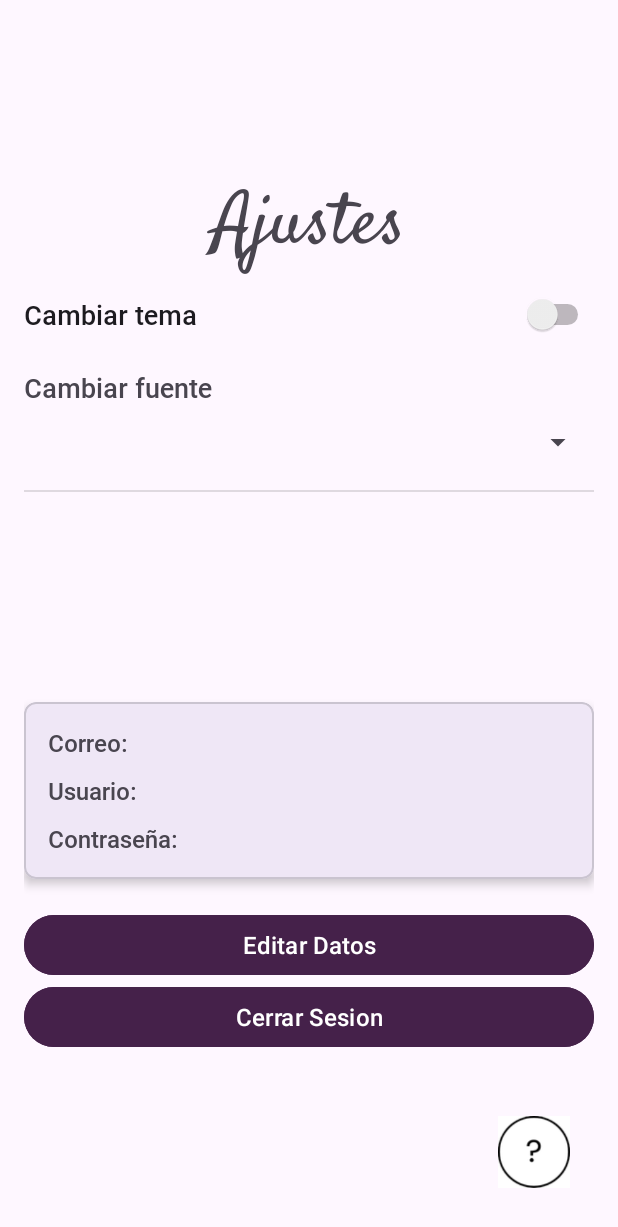
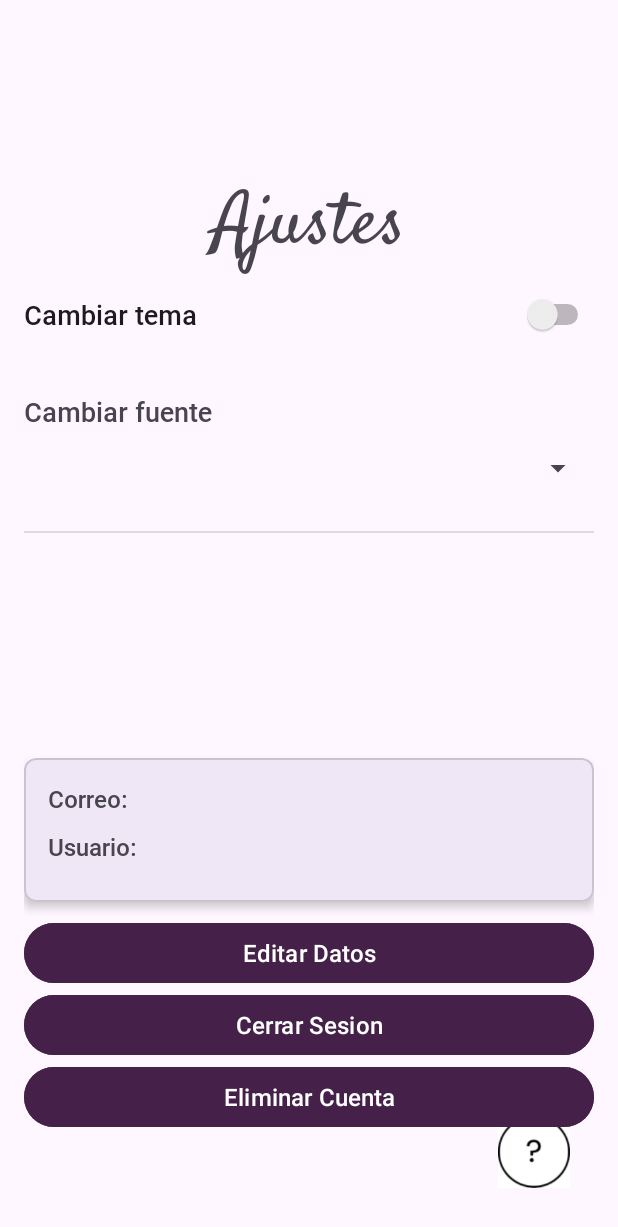
Before and after one commit to AntonHq/Diariio, an Android app: the Settings screen opened directly, with no data from a screen before it, on a phone screen of 412 x 824 dp. Shown: the top 1227 px of the screen. Run offline under Robolectric (Android 15) with nearby library versions, the phone set to English and light mode, and no system bars; our stand-ins replace Firebase (no records; nobody signed in at launch, a user with empty details on screens opened directly).

Commit message:
mejora de las interfaces

```diff
--- a/app/src/main/res/layout/activity_new_user.xml
+++ b/app/src/main/res/layout/activity_new_user.xml
@@ -89,9 +89,19 @@
             android:id="@+id/txtContraseñar"
             android:layout_width="349dp"
             android:layout_height="48dp"
+            android:layout_marginBottom="10dp"
             android:ems="10"
             android:fontFamily="@font/roboto_regular"
             android:hint="Contraseña"
+            android:inputType="textPassword" />
+
+        <EditText
+            android:id="@+id/txtConfiContraseñar"
+            android:layout_width="349dp"
+            android:layout_height="48dp"
+            android:ems="10"
+            android:fontFamily="@font/roboto_regular"
+            android:hint="Confirmar Contraseña"
             android:inputType="textPassword" />
 
         <TextView
--- a/app/src/main/res/layout/activity_settings.xml
+++ b/app/src/main/res/layout/activity_settings.xml
@@ -28,6 +28,7 @@
         android:text="Ajustes"
         android:textAlignment="center"
         android:textSize="48sp"
+        app:layout_constraintBottom_toTopOf="@+id/swtTema"
         app:layout_constraintEnd_toEndOf="parent"
         app:layout_constraintStart_toStartOf="parent"
         app:layout_constraintTop_toTopOf="parent" />
@@ -36,33 +37,37 @@
         android:id="@+id/swtTema"
         android:layout_width="0dp"
         android:layout_height="wrap_content"
+        android:layout_marginBottom="16dp"
         android:fontFamily="@font/roboto_medium"
+        android:paddingVertical="12dp"
         android:text="Cambiar tema"
         android:textSize="18sp"
-        android:paddingVertical="12dp"
+        app:layout_constraintBottom_toTopOf="@+id/lbl1"
         app:layout_constraintEnd_toEndOf="parent"
         app:layout_constraintStart_toStartOf="parent"
         app:layout_constraintTop_toBottomOf="@id/Logo"
-        android:layout_marginBottom="16dp"
         tools:ignore="UseSwitchCompatOrMaterialXml" />
 
     <TextView
         android:id="@+id/lbl1"
         android:layout_width="0dp"
         android:layout_height="wrap_content"
+        android:layout_marginBottom="1dp"
         android:fontFamily="@font/roboto_medium"
+        android:paddingVertical="12dp"
         android:text="@string/cambiar_fuente"
         android:textSize="18sp"
-        android:paddingVertical="12dp"
+        app:layout_constraintBottom_toTopOf="@+id/spnFuentes"
         app:layout_constraintEnd_toEndOf="parent"
         app:layout_constraintStart_toStartOf="parent"
-        app:layout_constraintTop_toBottomOf="@id/swtTema"
-        android:layout_marginBottom="8dp" />
+        app:layout_constraintTop_toBottomOf="@id/swtTema" />
 
     <Spinner
         android:id="@+id/spnFuentes"
         android:layout_width="0dp"
         android:layout_height="wrap_content"
+        android:layout_marginBottom="20dp"
+        app:layout_constraintBottom_toTopOf="@+id/divider2"
         app:layout_constraintEnd_toEndOf="parent"
         app:layout_constraintHorizontal_bias="0.0"
         app:layout_constraintStart_toStartOf="parent"
@@ -71,11 +76,13 @@
     <View
         android:id="@+id/divider2"
         android:layout_width="match_parent"
-        android:layout_marginTop="20dp"
-        android:layout_marginBottom="20dp"
         android:layout_height="1dp"
+        android:layout_marginTop="10dp"
+        android:layout_marginBottom="10dp"
         android:background="?android:attr/listDivider"
-        app:layout_constraintTop_toBottomOf="@id/spnFuentes" />
+        app:layout_constraintBottom_toTopOf="@+id/imgvAvatar"
+        app:layout_constraintTop_toBottomOf="@id/spnFuentes"
+        tools:layout_editor_absoluteX="16dp" />
 
     <ImageView
         android:id="@+id/imgvAvatar"
@@ -83,7 +90,9 @@
         android:layout_height="100dp"
         android:layout_gravity="center"
         android:layout_marginTop="20dp"
+        android:layout_marginBottom="20dp"
         android:contentDescription="avatar"
+        app:layout_constraintBottom_toTopOf="@+id/materialCardView"
         app:layout_constraintEnd_toEndOf="parent"
         app:layout_constraintHorizontal_bias="0.498"
         app:layout_constraintStart_toStartOf="parent"
@@ -125,9 +134,9 @@
                     android:id="@+id/lblCorreo"
                     android:layout_width="wrap_content"
                     android:layout_height="wrap_content"
-                    android:textColor="@color/colorPrimary"
                     android:layout_marginStart="10dp"
                     android:layout_weight="1"
+                    android:fontFamily="@font/roboto_medium"
                     android:textSize="16sp" />
             </LinearLayout>
 
@@ -150,33 +159,9 @@
                     android:id="@+id/lblUsuario"
                     android:layout_width="wrap_content"
                     android:layout_height="wrap_content"
-                    android:textColor="@color/colorPrimary"
                     android:layout_marginStart="10dp"
                     android:layout_weight="1"
-                    android:textSize="16sp" />
-            </LinearLayout>
-
-            <LinearLayout
-                android:id="@+id/llContraseña"
-                android:layout_width="match_parent"
-                android:layout_height="wrap_content"
-                android:orientation="horizontal">
-
-                <TextView
-                    android:id="@+id/textView3"
-                    android:layout_width="wrap_content"
-                    android:layout_height="wrap_content"
                     android:fontFamily="@font/roboto_medium"
-                    android:text="Contraseña:"
-                    android:textSize="16sp" />
-
-                <TextView
-                    android:id="@+id/lblContraseña"
-                    android:layout_width="wrap_content"
-                    android:layout_height="wrap_content"
-                    android:layout_marginStart="10dp"
-                    android:textColor="@color/colorPrimary"
-                    android:layout_weight="1"
                     android:textSize="16sp" />
             </LinearLayout>
 
@@ -188,17 +173,14 @@
         android:id="@+id/btnEditar"
         android:layout_width="0dp"
         android:layout_height="wrap_content"
-        android:layout_marginTop="20dp"
-        android:layout_marginBottom="288dp"
+        android:layout_marginTop="10dp"
         android:backgroundTint="@color/colorPrimary"
         android:text="Editar Datos"
         android:textSize="16sp"
-        app:layout_constraintBottom_toBottomOf="parent"
         app:layout_constraintEnd_toEndOf="parent"
         app:layout_constraintHorizontal_bias="0.0"
         app:layout_constraintStart_toStartOf="parent"
-        app:layout_constraintTop_toBottomOf="@+id/materialCardView"
-        app:layout_constraintVertical_bias="0.0" />
+        app:layout_constraintTop_toBottomOf="@+id/materialCardView" />
 
     <Button
         android:id="@+id/btnCerrar"
@@ -208,11 +190,22 @@
         android:text="Cerrar Sesion"
         android:textAllCaps="false"
         android:textSize="16sp"
-        app:layout_constraintBottom_toBottomOf="parent"
         app:layout_constraintEnd_toEndOf="parent"
         app:layout_constraintHorizontal_bias="0.0"
         app:layout_constraintStart_toStartOf="parent"
-        app:layout_constraintTop_toBottomOf="@+id/btnEditar"
-        app:layout_constraintVertical_bias="0.0" />
+        app:layout_constraintTop_toBottomOf="@+id/btnEditar" />
+
+    <Button
+        android:id="@+id/btnEliminar"
+        android:layout_width="0dp"
+        android:layout_height="wrap_content"
+        android:backgroundTint="@color/colorPrimary"
+        android:text="Eliminar Cuenta"
+        android:textAllCaps="false"
+        android:textSize="16sp"
+        app:layout_constraintEnd_toEndOf="parent"
+        app:layout_constraintHorizontal_bias="0.0"
+        app:layout_constraintStart_toStartOf="parent"
+        app:layout_constraintTop_toBottomOf="@+id/btnCerrar" />
 
 </androidx.constraintlayout.widget.ConstraintLayout>
```
